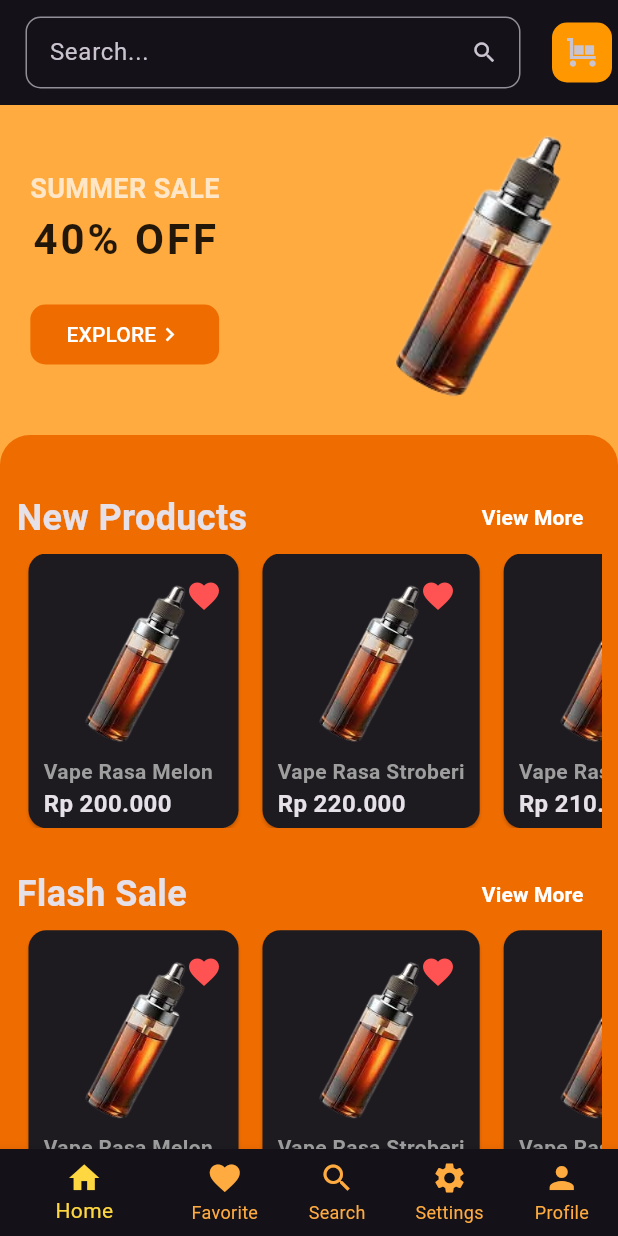
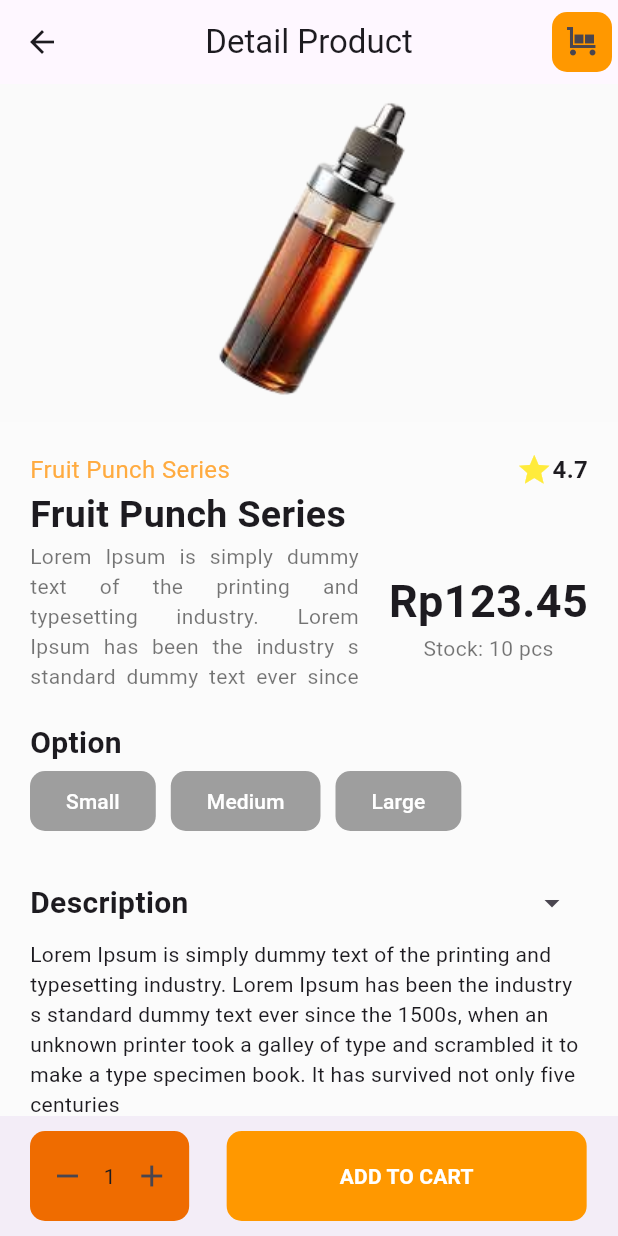
Before and after one commit to liar88828/vape_store_flutter, a Flutter app: the screen it shows after launch, on a phone screen of 412 x 824 dp. Run offline on Flutter 3.47's test engine with Material 3 defaults, Android fonts, the phone set to English and light mode, and no system bars.

Commit message:
save detail

```diff
--- a/lib/main.dart
+++ b/lib/main.dart
@@ -1,4 +1,5 @@
 import 'package:flutter/material.dart';
+import 'package:vape_store/screen/detail_screen.dart';
 import 'package:vape_store/screen/home_screen.dart';
 
 void main() {
@@ -13,12 +14,12 @@ class MyApp extends StatelessWidget {
   Widget build(BuildContext context) {
     return MaterialApp(
       title: 'Flutter Demo',
-      theme: ThemeData.dark(
+      theme: ThemeData(
         // colorScheme: ColorScheme.fromSeed(seedColor: Colors.deepPurple),
         // Theme.of(context).colorScheme.inversePrimary
         useMaterial3: true,
       ),
-      home: const HomeScreen(),
+      home: const DetailScreen(),
     );
   }
 }
--- /dev/null
+++ b/lib/screen/detail_screen.dart
@@ -0,0 +1,204 @@
+import 'package:flutter/material.dart';
+
+class DetailScreen extends StatefulWidget {
+  const DetailScreen({super.key});
+
+  @override
+  State<DetailScreen> createState() => _DetailScreenState();
+}
+
+class _DetailScreenState extends State<DetailScreen> {
+  @override
+  Widget build(BuildContext context) {
+    return Scaffold(
+        bottomSheet: BottomAppBar(
+          padding: EdgeInsets.symmetric(horizontal: 20, vertical: 10),
+          child: Row(
+            mainAxisAlignment: MainAxisAlignment.spaceBetween,
+            children: [
+              Row(
+                children: [
+                  Container(
+                    height: 100,
+                    decoration: BoxDecoration(
+                      color: Colors.orange[800],
+                      border: Border.all(color: Colors.transparent),
+                      borderRadius: BorderRadius.circular(10),
+                    ),
+                    child: Row(
+                      children: [
+                        IconButton(onPressed: () {}, icon: Icon(Icons.remove)),
+                        Text('1'),
+                        IconButton(onPressed: () {}, icon: Icon(Icons.add)),
+                      ],
+                    ),
+                  ),
+                  SizedBox(width: 25),
+                  FilledButton(
+                    style: FilledButton.styleFrom(
+                      fixedSize: Size(240, 100),
+                      backgroundColor: Colors.orange,
+                      shape: RoundedRectangleBorder(
+                        borderRadius: BorderRadius.circular(10),
+                      ),
+                    ),
+                    onPressed: () {},
+                    child: Text(
+                      'ADD TO CART',
+                      style: TextStyle(fontWeight: FontWeight.bold),
+                    ),
+                  ),
+                ],
+              ),
+              // Add an empty Spacer here to push the content to the left and right edges
+            ],
+          ),
+        ),
+        appBar: AppBar(
+          leading: BackButton(
+            style: IconButton.styleFrom(
+                // padding: EdgeInsets.all(20),
+                // backgroundColor: Colors.orange,
+                shape: RoundedRectangleBorder(
+                    borderRadius: BorderRadius.circular(10))),
+          ),
+          centerTitle: true,
+          title: Text('Detail Product'),
+          actions: [
+            IconButton(
+              style: IconButton.styleFrom(
+                  backgroundColor: Colors.orange,
+                  shape: RoundedRectangleBorder(
+                      borderRadius: BorderRadius.circular(10))),
+              // color: Colors.red,
+              onPressed: () {},
+              icon: const Icon(
+                Icons.trolley,
+              ),
+            ),
+          ],
+        ),
+        body: SingleChildScrollView(
+            child: Column(children: [
+          Container(
+              color: Colors.grey.shade50,
+              child: Column(children: [
+                Image.asset('lib/images/banner1.png'),
+                Container(
+                    color: Colors.white10,
+                    padding: const EdgeInsets.all(20),
+                    child: Column(
+                        crossAxisAlignment: CrossAxisAlignment.start,
+                        children: [
+                          const Row(
+                            mainAxisAlignment: MainAxisAlignment.spaceBetween,
+                            children: [
+                              Text('Fruit Punch Series',
+                                  style: TextStyle(
+                                      color: Colors.orangeAccent,
+                                      fontSize: 16)),
+                              Row(
+                                children: [
+                                  Icon(
+                                    Icons.star,
+                                    color: Colors.yellow,
+                                  ),
+                                  Text('4.7',
+                                      style: TextStyle(
+                                          fontSize: 16,
+                                          fontWeight: FontWeight.bold))
+                                ],
+                              )
+                            ],
+                          ),
+                          const Text(
+                            'Fruit Punch Series',
+                            style: TextStyle(
+                                fontSize: 25, fontWeight: FontWeight.bold),
+                          ),
+                          const Row(
+                            children: [
+                              Expanded(
+                                child: Text(
+                                  'Lorem Ipsum is simply dummy text of the printing and typesetting industry. Lorem Ipsum has been the industry s standard dummy text ever since the 1500s, when an unknown printer took a galley of type and scrambled it to make a type specimen book. It has survived not only five centuries',
+                                  softWrap: true,
+                                  textAlign: TextAlign.justify,
+                                  maxLines: 5,
+                                  style: TextStyle(
+                                      color: Colors.black54, fontSize: 14),
+                                ),
+                              ),
+                              SizedBox(width: 20),
+                              Column(
+                                children: [
+                                  Text(
+                                    'Rp123.45',
+                                    style: TextStyle(
+                                        fontSize: 30,
+                                        fontWeight: FontWeight.bold),
+                                  ),
+                                  Text(
+                                    'Stock: 10 pcs',
+                                    style: TextStyle(color: Colors.black54),
+                                  )
+                                ],
+                              )
+                            ],
+                          ),
+                          const SizedBox(
+                            height: 20,
+                          ),
+                          Column(
+                              crossAxisAlignment: CrossAxisAlignment.start,
+                              children: [
+                                const Text('Option',
+                                    style: TextStyle(
+                                        fontWeight: FontWeight.bold,
+                                        fontSize: 20)),
+                                Row(
+                                  children: ['Small', 'Medium', 'Large']
+                                      .map((label) => Padding(
+                                            padding: const EdgeInsets.only(
+                                                right: 10),
+                                            child: FilledButton(
+                                              style: FilledButton.styleFrom(
+                                                  backgroundColor: Colors.grey,
+                                                  shape: RoundedRectangleBorder(
+                                                      borderRadius:
+                                                          BorderRadius.circular(
+                                                              10))),
+                                              onPressed: () {},
+                                              child: Text(label),
+                                            ),
+                                          ))
+                                      .toList(),
+                                ),
+                                SizedBox(
+                                  height: 20,
+                                ),
+                                Column(
+                                    crossAxisAlignment:
+                                        CrossAxisAlignment.start,
+                                    children: [
+                                      Row(
+                                        mainAxisAlignment:
+                                            MainAxisAlignment.spaceBetween,
+                                        children: [
+                                          const Text('Description',
+                                              style: TextStyle(
+                                                  fontWeight: FontWeight.bold,
+                                                  fontSize: 20)),
+                                          IconButton(
+                                              onPressed: () {},
+                                              icon: Icon(Icons.arrow_drop_down))
+                                        ],
+                                      ),
+                                      Text(
+                                          'Lorem Ipsum is simply dummy text of the printing and typesetting industry. Lorem Ipsum has been the industry s standard dummy text ever since the 1500s, when an unknown printer took a galley of type and scrambled it to make a type specimen book. It has survived not only five centuries')
+                                    ])
+                              ])
+                        ]))
+              ]))
+        ])));
+  }
+}
```
